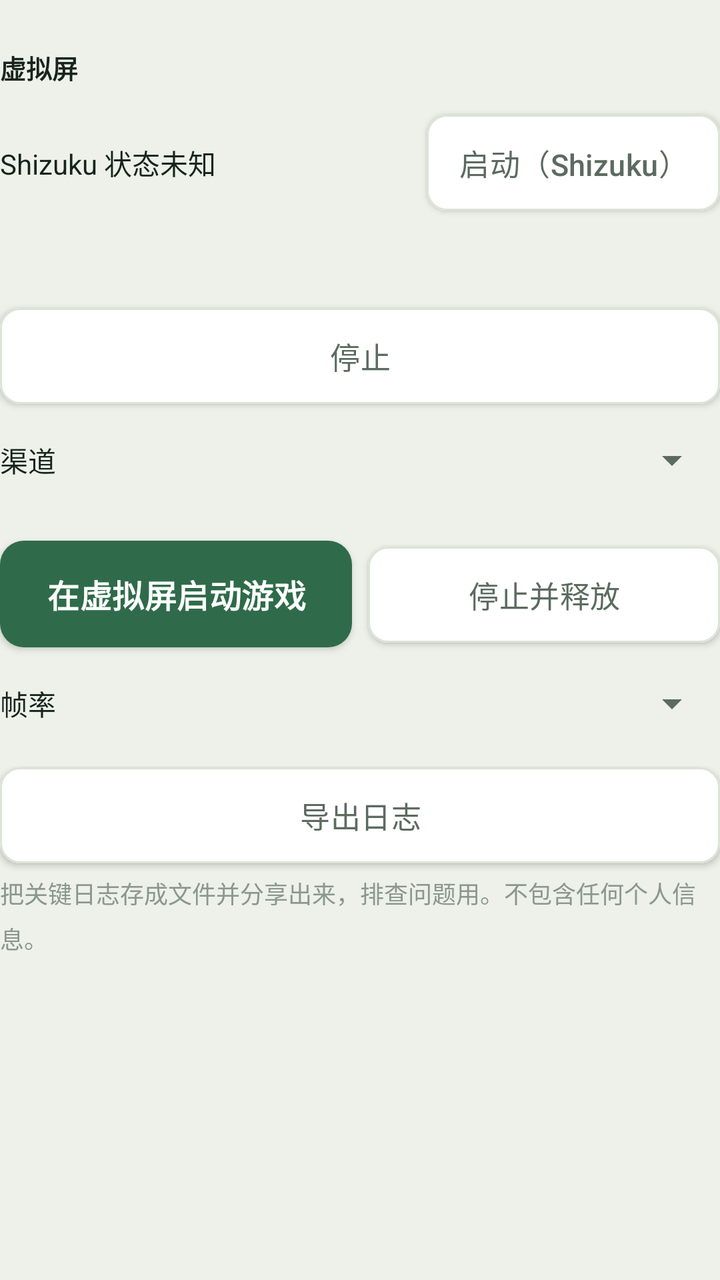
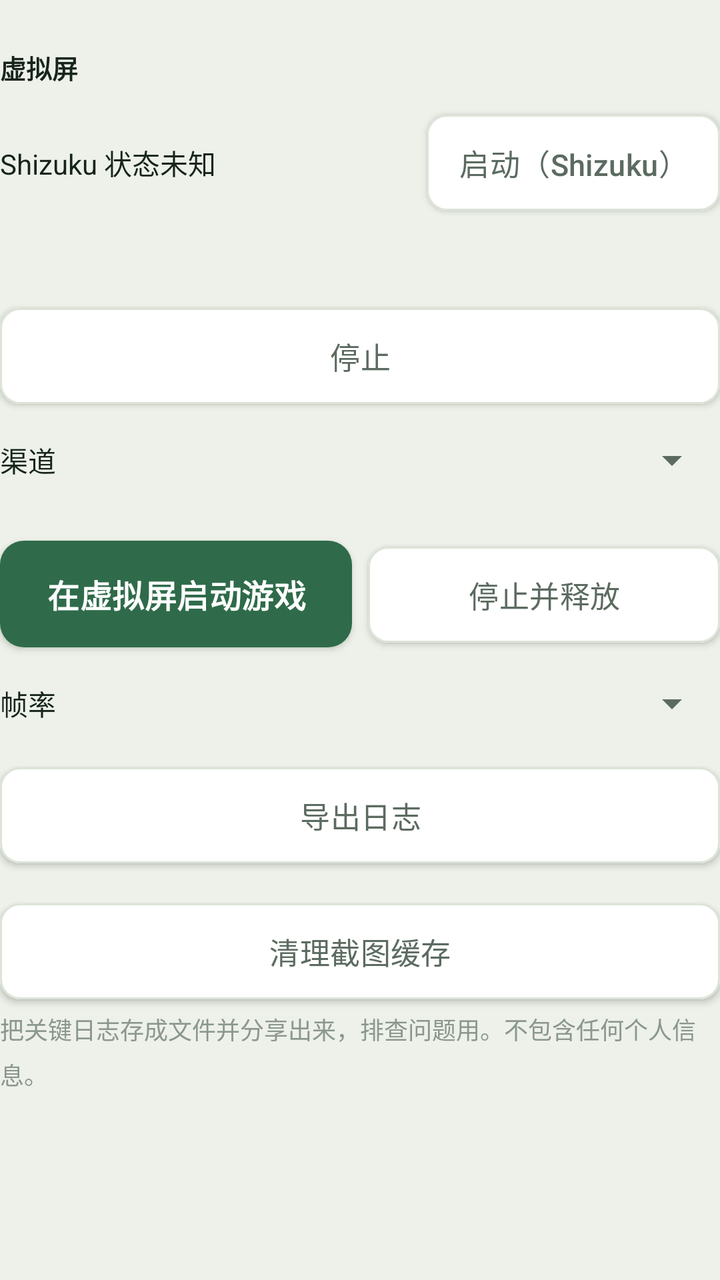

The first picture is an Android layout as it rendered before a commit; the second is the same layout after the commit. The layout source and the unified diff follow.
<!-- AndroidManifest.xml: application theme Theme.Pvz2Auto -->
<!-- res/layout/page_screen.xml -->
<?xml version="1.0" encoding="utf-8"?>
<ScrollView xmlns:android="http://schemas.android.com/apk/res/android"
    android:layout_width="match_parent"
    android:layout_height="match_parent"
    android:fillViewport="true">

    <LinearLayout
        android:layout_width="match_parent"
        android:layout_height="wrap_content"
        android:orientation="vertical"
        android:paddingBottom="16dp">

        <TextView
            style="@style/Text.Section"
            android:layout_width="wrap_content"
            android:layout_height="wrap_content"
            android:text="@string/page_screen_title" />

        
        <LinearLayout
            android:layout_width="match_parent"
            android:layout_height="wrap_content"
            android:layout_marginTop="8dp"
            android:gravity="center_vertical"
            android:orientation="horizontal">

            <TextView
                android:id="@+id/tvShizukuState"
                style="@style/Text.Body"
                android:layout_width="0dp"
                android:layout_height="wrap_content"
                android:layout_weight="1"
                android:text="@string/shizuku_unknown" />

            <com.google.android.material.button.MaterialButton
                android:id="@+id/btnStartShizuku"
                style="@style/AppButton.Outline"
                android:layout_width="wrap_content"
                android:layout_height="wrap_content"
                android:text="@string/btn_start_shizuku" />
        </LinearLayout>

        <TextView
            android:id="@+id/tvStatus"
            style="@style/Text.Hint"
            android:layout_width="match_parent"
            android:layout_height="wrap_content"
            android:text="" />

        <TextView
            android:id="@+id/tvProgress"
            style="@style/Text.Hint"
            android:layout_width="match_parent"
            android:layout_height="wrap_content"
            android:text="" />

        
        <com.google.android.material.button.MaterialButton
            android:id="@+id/btnStop"
            style="@style/AppButton.Outline"
            android:layout_width="match_parent"
            android:layout_height="wrap_content"
            android:layout_marginTop="4dp"
            android:text="@string/btn_stop" />

        
        <LinearLayout
            android:layout_width="match_parent"
            android:layout_height="wrap_content"
            android:layout_marginTop="10dp"
            android:gravity="center_vertical"
            android:orientation="horizontal">

            <TextView
                style="@style/Text.Body"
                android:layout_width="wrap_content"
                android:layout_height="wrap_content"
                android:text="@string/label_channel" />

            <Spinner
                android:id="@+id/spChannel"
                android:layout_width="0dp"
                android:layout_height="wrap_content"
                android:layout_marginStart="8dp"
                android:layout_weight="1" />
        </LinearLayout>

        <EditText
            android:id="@+id/etCustomPackage"
            style="@style/Text.Body"
            android:layout_width="match_parent"
            android:layout_height="wrap_content"
            android:hint="@string/hint_custom_package"
            android:inputType="text"
            android:singleLine="true"
            android:visibility="gone" />

        <TextView
            android:id="@+id/tvChannelHint"
            style="@style/Text.Hint"
            android:layout_width="match_parent"
            android:layout_height="wrap_content"
            android:text="" />

        <LinearLayout
            android:layout_width="match_parent"
            android:layout_height="wrap_content"
            android:layout_marginTop="6dp"
            android:orientation="horizontal">

            <com.google.android.material.button.MaterialButton
                android:id="@+id/btnVdStart"
                style="@style/AppButton.Primary"
                android:layout_width="0dp"
                android:layout_height="wrap_content"
                android:layout_weight="1"
                android:text="@string/btn_vd_start" />

            <com.google.android.material.button.MaterialButton
                android:id="@+id/btnVdStop"
                style="@style/AppButton.Outline"
                android:layout_width="0dp"
                android:layout_height="wrap_content"
                android:layout_marginStart="8dp"
                android:layout_weight="1"
                android:text="@string/btn_vd_stop" />
        </LinearLayout>

        
        <LinearLayout
            android:layout_width="match_parent"
            android:layout_height="wrap_content"
            android:layout_marginTop="10dp"
            android:gravity="center_vertical"
            android:orientation="horizontal">

            <TextView
                style="@style/Text.Body"
                android:layout_width="wrap_content"
                android:layout_height="wrap_content"
                android:text="@string/label_game_fps" />

            <Spinner
                android:id="@+id/spFps"
                android:layout_width="0dp"
                android:layout_height="wrap_content"
                android:layout_marginStart="8dp"
                android:layout_weight="1" />
        </LinearLayout>

        
        <com.google.android.material.button.MaterialButton
            android:id="@+id/btnExportLog"
            style="@style/AppButton.Outline"
            android:layout_width="match_parent"
            android:layout_height="wrap_content"
            android:layout_marginTop="14dp"
            android:text="@string/btn_export_log" />

        <TextView
            android:id="@+id/tvLogHint"
            style="@style/Text.Hint"
            android:layout_width="match_parent"
            android:layout_height="wrap_content"
            android:text="@string/hint_export_log" />

    </LinearLayout>
</ScrollView>
<!-- resources referenced by this layout -->
<resources>
  <string name="btn_export_log">导出日志</string>
  <string name="btn_start_shizuku">启动（Shizuku）</string>
  <string name="btn_stop">停止</string>
  <string name="btn_vd_start">在虚拟屏启动游戏</string>
  <string name="btn_vd_stop">停止并释放</string>
  <string name="hint_custom_package">输入包名，例如 com.popcap.pvz2cthdop</string>
  <string name="hint_export_log">把关键日志存成文件并分享出来，排查问题用。不包含任何个人信息。</string>
  <string name="label_channel">渠道</string>
  <string name="label_game_fps">帧率</string>
  <string name="page_screen_title">虚拟屏</string>
  <string name="shizuku_unknown">Shizuku 状态未知</string>
  <style name="AppButton.Outline">
          <item name="backgroundTint">@color/surface</item>
          <item name="android:textColor">@color/ink_muted</item>
          <item name="strokeColor">@color/hairline</item>
          <item name="strokeWidth">1dp</item>
          <item name="rippleColor">@color/lawn_tint</item>
      </style>
  <style name="AppButton.Primary">
          <item name="android:textSize">16sp</item>
          <item name="android:textStyle">bold</item>
          <item name="android:paddingTop">15dp</item>
          <item name="android:paddingBottom">15dp</item>
          <item name="backgroundTint">@color/lawn</item>
          <item name="android:textColor">@color/on_lawn</item>
          <item name="rippleColor">@color/lawn_pressed</item>
          <item name="cornerRadius">12dp</item>
      </style>
  <style name="Text.Body">
          <item name="android:textSize">14sp</item>
      </style>
  <style name="Text.Hint">
          <item name="android:layout_width">match_parent</item>
          <item name="android:textSize">12sp</item>
          <item name="android:textColor">@color/ink_faint</item>
          <item name="android:lineSpacingMultiplier">1.3</item>
      </style>
  <style name="Text.Section">
          <item name="android:layout_width">match_parent</item>
          <item name="android:textSize">13sp</item>
          <item name="android:textStyle">bold</item>
          <item name="android:layout_marginTop">24dp</item>
      </style>
  <style name="Theme.Pvz2Auto" parent="Theme.MaterialComponents.Light.NoActionBar">
          <item name="colorPrimary">@color/lawn</item>
          <item name="colorPrimaryVariant">@color/lawn_pressed</item>
          <item name="colorOnPrimary">@color/on_lawn</item>
          <item name="colorSecondary">@color/sun</item>
          <item name="colorOnSecondary">@color/ink</item>
          <item name="colorSurface">@color/surface</item>
          <item name="colorOnSurface">@color/ink</item>
          <item name="android:colorBackground">@color/paper</item>
          <item name="android:textColorPrimary">@color/ink</item>
          <item name="android:textColorSecondary">@color/ink_muted</item>
          
          <item name="android:statusBarColor">@color/paper</item>
          <item name="android:windowLightStatusBar">true</item>
          <item name="android:navigationBarColor">@color/paper</item>
      </style>
  <color name="surface">#FFFFFF</color>
  <color name="ink_muted">#5C6B60</color>
  <color name="hairline">#DCE3D8</color>
  <color name="lawn_tint">#E4EDE7</color>
  <color name="lawn">#2F6B4A</color>
  <color name="on_lawn">#FFFFFF</color>
  <color name="lawn_pressed">#245539</color>
  <color name="ink_faint">#8B978E</color>
  <color name="sun">#C8871F</color>
  <color name="ink">#16241C</color>
  <color name="paper">#EDF1E9</color>
</resources>

<!-- the commit's change to res/layout/page_screen.xml (unified diff, before → after) -->
@@ -157,6 +157,15 @@
             android:layout_marginTop="14dp"
             android:text="@string/btn_export_log" />
 
+        
+        <com.google.android.material.button.MaterialButton
+            android:id="@+id/btnCleanCache"
+            style="@style/AppButton.Outline"
+            android:layout_width="match_parent"
+            android:layout_height="wrap_content"
+            android:layout_marginTop="8dp"
+            android:text="@string/btn_clean_cache" />
+
         <TextView
             android:id="@+id/tvLogHint"
             style="@style/Text.Hint"
<!-- resource entries referenced after the edit -->
@@ -1,5 +1,6 @@
 <!-- resources referenced by this layout -->
 <resources>
+  <string name="btn_clean_cache">清理截图缓存</string>
   <string name="btn_export_log">导出日志</string>
   <string name="btn_start_shizuku">启动（Shizuku）</string>
   <string name="btn_stop">停止</string>
